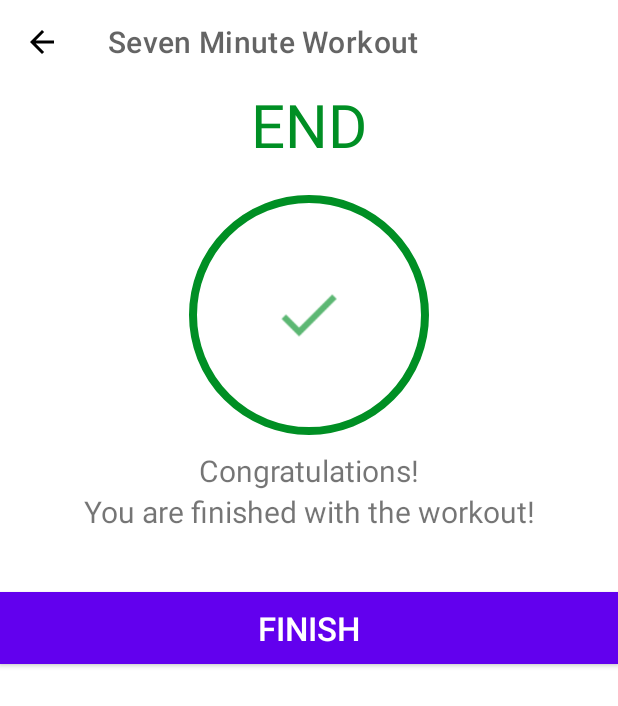
After one commit to lamalice/seven-minute-workout, an Android app: the FinishActivity screen opened directly, with no data from a screen before it, on a phone screen of 412 x 824 dp. The commit adds this screen. Shown: the top 706 px of the screen. Run offline under Robolectric (Android 15) with nearby library versions, the phone set to English and light mode, and no system bars.

Commit message:
create finish activity with layout

```diff
--- a/app/src/main/AndroidManifest.xml
+++ b/app/src/main/AndroidManifest.xml
@@ -18,6 +18,9 @@
         android:theme="@style/Theme.SevenMinuteWorkout"
         tools:targetApi="31">
         <activity
+            android:name=".FinishActivity"
+            android:exported="false" />
+        <activity
             android:name=".ExerciseActivity"
             android:exported="false" />
         <activity
--- a/app/src/main/java/com/example/sevenminuteworkout/ExerciseActivity.kt
+++ b/app/src/main/java/com/example/sevenminuteworkout/ExerciseActivity.kt
@@ -1,5 +1,6 @@
 package com.example.sevenminuteworkout
 
+import android.content.Intent
 import android.media.MediaPlayer
 import android.net.Uri
 import androidx.appcompat.app.AppCompatActivity
@@ -16,10 +17,10 @@ class ExerciseActivity : AppCompatActivity(), TextToSpeech.OnInitListener {
 
     private var restTimer: CountDownTimer? = null
     private var restProgress = 0
-
+    private var restTimerDuration: Long = 1
     private var exerciseTimer: CountDownTimer? = null
     private var exerciseProgress = 0
-
+    private var exerciseTimerDuration: Long = 1
     private var exerciseList: ArrayList<ExerciseModel>? = null
     private var currentExercisePos = -1
 
@@ -34,7 +35,6 @@ class ExerciseActivity : AppCompatActivity(), TextToSpeech.OnInitListener {
         setContentView(binding.root)
 
         setSupportActionBar(binding.toolBarExercise)
-
         supportActionBar?.setDisplayHomeAsUpEnabled(true)
 
         exerciseList = Constants.defaultExerciseList()
@@ -103,7 +103,7 @@ class ExerciseActivity : AppCompatActivity(), TextToSpeech.OnInitListener {
     private fun setRestProgressBar(){
         binding.progressBar.progress = restProgress
 
-        restTimer = object: CountDownTimer(10000, 1000){
+        restTimer = object: CountDownTimer(restTimerDuration * 1000, 1000){
             override fun onTick(p0: Long) {
                 restProgress++
                 binding.progressBar.progress = 10 - restProgress
@@ -122,8 +122,8 @@ class ExerciseActivity : AppCompatActivity(), TextToSpeech.OnInitListener {
 
     private fun setExerciseProgressBar(){
         binding.exerciseProgressBar.progress = exerciseProgress
+        exerciseTimer = object: CountDownTimer(exerciseTimerDuration*1000, 1000){
 
-        exerciseTimer = object: CountDownTimer(30000, 1000){
             override fun onTick(p0: Long) {
                 exerciseProgress++
                 binding.exerciseProgressBar.progress = 30 - exerciseProgress
@@ -131,15 +131,17 @@ class ExerciseActivity : AppCompatActivity(), TextToSpeech.OnInitListener {
             }
 
             override fun onFinish() {
-                exerciseList!![currentExercisePos].setIsSelected(false)
-                exerciseList!![currentExercisePos].setIsCompleted(true)
-                exerciseAdapter!!.notifyDataSetChanged()
-
                 if(currentExercisePos < exerciseList!!.size -1){
+                    exerciseList!![currentExercisePos].setIsSelected(false)
+                    exerciseList!![currentExercisePos].setIsCompleted(true)
+                    exerciseAdapter!!.notifyDataSetChanged()
                     setupRestView()
+                }else {
+                    finish()
+                    val intent = Intent(this@ExerciseActivity, FinishActivity::class.java)
+                    startActivity(intent)
                 }
             }
-
         }.start()
     }
 
--- /dev/null
+++ b/app/src/main/java/com/example/sevenminuteworkout/FinishActivity.kt
@@ -0,0 +1,24 @@
+package com.example.sevenminuteworkout
+
+import android.os.Bundle
+import androidx.appcompat.app.AppCompatActivity
+import com.example.sevenminuteworkout.databinding.ActivityFinishBinding
+
+class FinishActivity : AppCompatActivity() {
+
+    private lateinit var binding: ActivityFinishBinding
+
+    override fun onCreate(savedInstanceState: Bundle?) {
+        super.onCreate(savedInstanceState)
+        binding = ActivityFinishBinding.inflate(layoutInflater)
+        setContentView(binding.root)
+
+        setSupportActionBar(binding.toolBarExercise)
+        supportActionBar?.setDisplayHomeAsUpEnabled(true)
+
+        binding.finishButton.setOnClickListener {
+            finish()
+        }
+
+    }
+}
--- /dev/null
+++ b/app/src/main/res/layout/activity_finish.xml
@@ -0,0 +1,95 @@
+<?xml version="1.0" encoding="utf-8"?>
+<androidx.constraintlayout.widget.ConstraintLayout
+    xmlns:android="http://schemas.android.com/apk/res/android"
+    xmlns:tools="http://schemas.android.com/tools"
+    android:layout_width="match_parent"
+    android:layout_height="match_parent"
+    android:orientation="vertical"
+    android:layout_gravity="center"
+    android:layout_marginTop="60dp"
+    tools:context=".FinishActivity"
+    xmlns:app="http://schemas.android.com/apk/res-auto">
+
+    <androidx.appcompat.widget.Toolbar
+        android:id="@+id/toolBarExercise"
+        android:layout_width="match_parent"
+        android:layout_height="?android:attr/actionBarSize"
+        android:theme="@style/ToolBarTheme"
+        android:background="@color/white"
+        app:titleTextColor="@color/colorPrimary"
+        app:layout_constraintTop_toTopOf="parent"
+        />
+
+    <TextView
+        android:id="@+id/tvEnd"
+        android:layout_width="match_parent"
+        android:layout_height="wrap_content"
+        android:text="END"
+        android:textSize="40dp"
+        android:textColor="@color/colorAccent"
+        android:gravity="center"
+        app:layout_constraintStart_toStartOf="parent"
+        app:layout_constraintEnd_toEndOf="parent"
+        app:layout_constraintBottom_toTopOf="@id/ivEndImage"
+        app:layout_constraintTop_toBottomOf="@id/toolBarExercise"
+        />
+
+
+    <LinearLayout
+        android:id="@+id/ivEndImage"
+        android:layout_width="160dp"
+        android:layout_height="160dp"
+        android:layout_marginTop="20dp"
+        android:background="@drawable/item_circular_color_accent_border"
+        app:layout_constraintTop_toBottomOf="@id/tvEnd"
+        app:layout_constraintStart_toStartOf="parent"
+        app:layout_constraintEnd_toEndOf="parent"
+        android:gravity="center"
+        >
+        <ImageView
+            android:layout_width="50dp"
+            android:layout_height="50dp"
+            android:src="@drawable/ic_action_done"
+            />
+    </LinearLayout>
+
+    <TextView
+        android:id="@+id/tvCongrats"
+        android:layout_width="match_parent"
+        android:layout_height="wrap_content"
+        android:text="Congratulations!"
+        android:textSize="20sp"
+        android:gravity="center"
+        android:layout_marginTop="10dp"
+        app:layout_constraintTop_toBottomOf="@id/ivEndImage"
+        app:layout_constraintStart_toStartOf="parent"
+        app:layout_constraintEnd_toEndOf="parent"
+        />
+
+    <TextView
+        android:id="@+id/tvFinished"
+        android:layout_width="match_parent"
+        android:layout_height="wrap_content"
+        android:text="You are finished with the workout!"
+        android:textSize="20sp"
+        android:gravity="center"
+        app:layout_constraintTop_toBottomOf="@id/tvCongrats"
+        app:layout_constraintStart_toStartOf="parent"
+        app:layout_constraintEnd_toEndOf="parent"
+        />
+
+    <androidx.appcompat.widget.AppCompatButton
+        android:id="@+id/finish_button"
+        android:layout_width="match_parent"
+        android:layout_height="wrap_content"
+        android:background="@color/purple_500"
+        android:layout_marginTop="40dp"
+        android:text="FINISH"
+        android:textColor="@color/white"
+        android:textSize="22sp"
+        app:layout_constraintTop_toBottomOf="@id/tvFinished"
+        app:layout_constraintStart_toStartOf="parent"
+        app:layout_constraintEnd_toEndOf="parent"
+        />
+
+</androidx.constraintlayout.widget.ConstraintLayout>
```
Also changed, not shown: app/src/main/res/drawable/ic_action_done.png (added).
